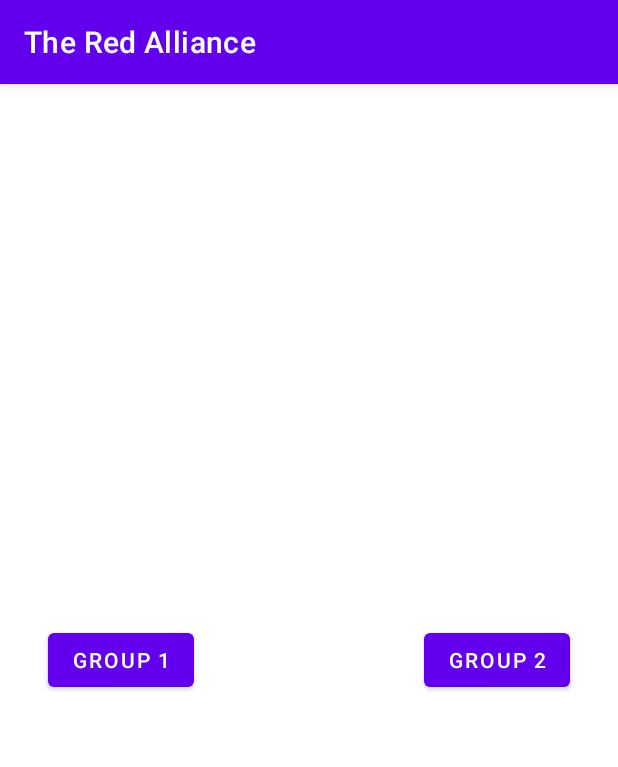
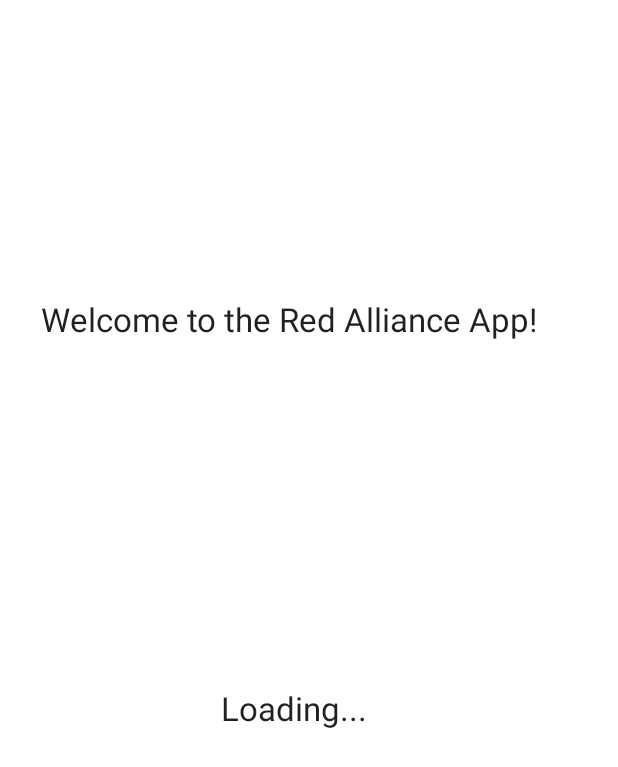
Before and after one commit to Bozo-Cake/The-Red-Alliance, an Android app: the first screen one second after launch (MainActivity before the commit, SplashActivity after it), on a phone screen of 412 x 824 dp. Shown: the top 767 px of the screen. Run offline under Robolectric (Android 15) with nearby library versions, the phone set to English and light mode, and no system bars.

Commit message:
Initial splash screen added.

```diff
--- a/app/src/main/AndroidManifest.xml
+++ b/app/src/main/AndroidManifest.xml
@@ -19,13 +19,13 @@
             android:theme="@style/Theme.TheRedAlliance.NoActionBar" />
         <activity android:name=".DisplayGroup2Activity" />
         <activity android:name=".DisplayGroup1Activity" />
-        <activity android:name=".MainActivity">
+        <activity android:name=".SplashActivity">
             <intent-filter>
                 <action android:name="android.intent.action.MAIN" />
-
                 <category android:name="android.intent.category.LAUNCHER" />
             </intent-filter>
         </activity>
+        <activity android:name=".MainActivity"/>
     </application>
 
 </manifest>
--- a/app/src/main/java/team/cake/theredalliance/ConfigReader.java
+++ b/app/src/main/java/team/cake/theredalliance/ConfigReader.java
@@ -8,7 +8,7 @@ import android.util.Log;
 import android.widget.TextView;
 import android.widget.Toast;
 
-import com.google.common.base.Splitter;
+//import com.google.common.base.Splitter;
 import com.google.gson.Gson;
 
 import java.io.BufferedReader;
@@ -103,7 +103,7 @@ public class ConfigReader implements Runnable {//ToDo: Move to separate thread,
             csv with no spaces from Excel. Excel will also hold template file to export csv.
          ToDo: Develop Excel Template file with drop down list for type, use file to export into csv.
          *****************************************************/
-        Map<String,String> map = Splitter.on(",").trimResults().withKeyValueSeparator(":").split(entry);
+        Map<String,String> map = null;//Splitter.on(",").trimResults().withKeyValueSeparator(":").split(entry);
 
         //Create java object representation
         SurveyQuestionsType q = SurveyQuestionsType.valueOf(map.get("type"));
--- /dev/null
+++ b/app/src/main/java/team/cake/theredalliance/SplashActivity.java
@@ -0,0 +1,27 @@
+package team.cake.theredalliance;
+
+import android.app.Activity;
+import android.content.Intent;
+import android.os.Bundle;
+import android.os.Handler;
+
+public class SplashActivity extends Activity {
+
+    Handler handler;
+    @Override
+    protected void onCreate(Bundle savedInstanceState) {
+        super.onCreate(savedInstanceState);
+        setContentView(R.layout.splashscreen);
+
+        handler=new Handler();
+        handler.postDelayed(new Runnable() {
+            @Override
+            public void run() {
+                Intent intent=new Intent(SplashActivity.this,MainActivity.class);
+                startActivity(intent);
+                finish();
+            }
+        },3000);
+
+    }
+}
--- /dev/null
+++ b/app/src/main/res/layout/splashscreen.xml
@@ -0,0 +1,33 @@
+<?xml version="1.0" encoding="utf-8"?>
+<androidx.constraintlayout.widget.ConstraintLayout
+    xmlns:android="http://schemas.android.com/apk/res/android"
+    xmlns:app="http://schemas.android.com/apk/res-auto"
+    xmlns:tools="http://schemas.android.com/tools"
+    android:layout_width="match_parent"
+    android:layout_height="match_parent">
+
+    <TextView
+        android:id="@+id/splash_load"
+        android:layout_width="118dp"
+        android:layout_height="44dp"
+        android:text="@string/splash_screen_loading"
+        android:textAppearance="@style/TextAppearance.AppCompat.Large"
+        app:layout_constraintBottom_toBottomOf="parent"
+        app:layout_constraintEnd_toEndOf="parent"
+        app:layout_constraintHorizontal_bias="0.501"
+        app:layout_constraintStart_toStartOf="parent"
+        app:layout_constraintTop_toTopOf="parent"
+        app:layout_constraintVertical_bias="0.586" />
+
+    <TextView
+        android:id="@+id/splashTitle"
+        android:layout_width="357dp"
+        android:layout_height="62dp"
+        android:text="@string/splash_screen_title"
+        android:textAppearance="@style/TextAppearance.AppCompat.Large"
+        app:layout_constraintBottom_toTopOf="@+id/splash_load"
+        app:layout_constraintEnd_toEndOf="parent"
+        app:layout_constraintStart_toStartOf="parent"
+        app:layout_constraintTop_toTopOf="parent" />
+
+</androidx.constraintlayout.widget.ConstraintLayout>
--- a/app/src/main/res/values/strings.xml
+++ b/app/src/main/res/values/strings.xml
@@ -13,4 +13,6 @@
     <string name="title_activity_scrolling">Team Scrolling</string>
     <string name="action_settings">Settings</string>
     <string name="Survey_Questions">com.team.cake.savedConfigFile</string>
+    <string name="splash_screen_loading">Loading...</string>
+    <string name="splash_screen_title">Welcome to the Red Alliance App!</string>
 </resources>
```
